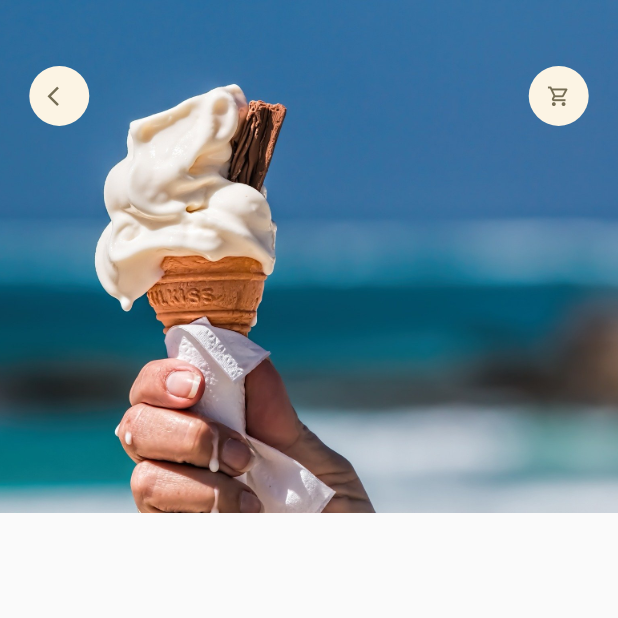
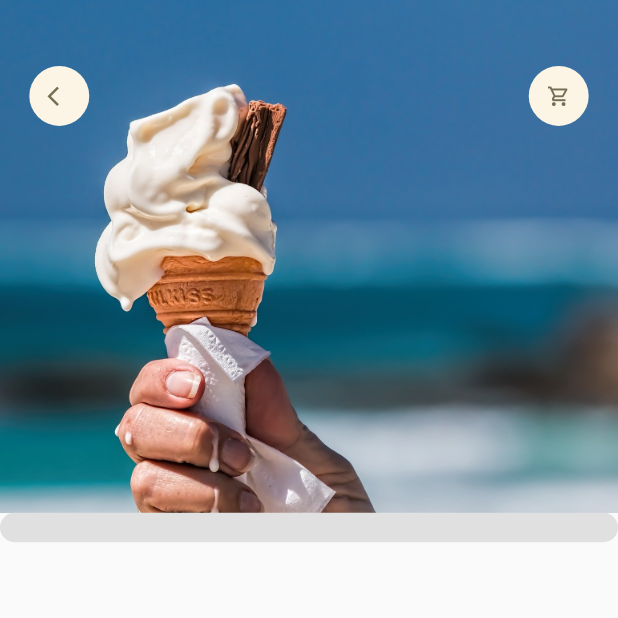
Before and after one commit to FidelisMatheus/e_commerce_app_flutter, a Flutter app: the screen it shows after launch, on a phone screen of 412 x 824 dp, the top half of it. Run offline on Flutter 3.47's test engine with Material 2 defaults, Android fonts, the phone set to English and light mode, and no system bars; our stand-ins replace dots_indicator, get.

Commit message:
Update popular_food_detail.dart

```diff
--- a/lib/pages/food/popular_food_detail.dart
+++ b/lib/pages/food/popular_food_detail.dart
@@ -36,6 +36,22 @@ class PopularFoodDetail extends StatelessWidget {
               ],
             ),
           ),
+          Positioned(
+            left: 0,
+            right: 0,
+            top: Dimensions.popularFoodImgSize,
+            child: Container(
+              padding: EdgeInsets.only(
+                left: Dimensions.width20,
+                right: Dimensions.width20,
+                top: Dimensions.height20,
+              ),
+              decoration: BoxDecoration(
+                borderRadius: BorderRadius.circular(Dimensions.radius20),
+                color: Colors.grey[300],
+              ),
+            ),
+          ),
         ],
       ),
     );
```
